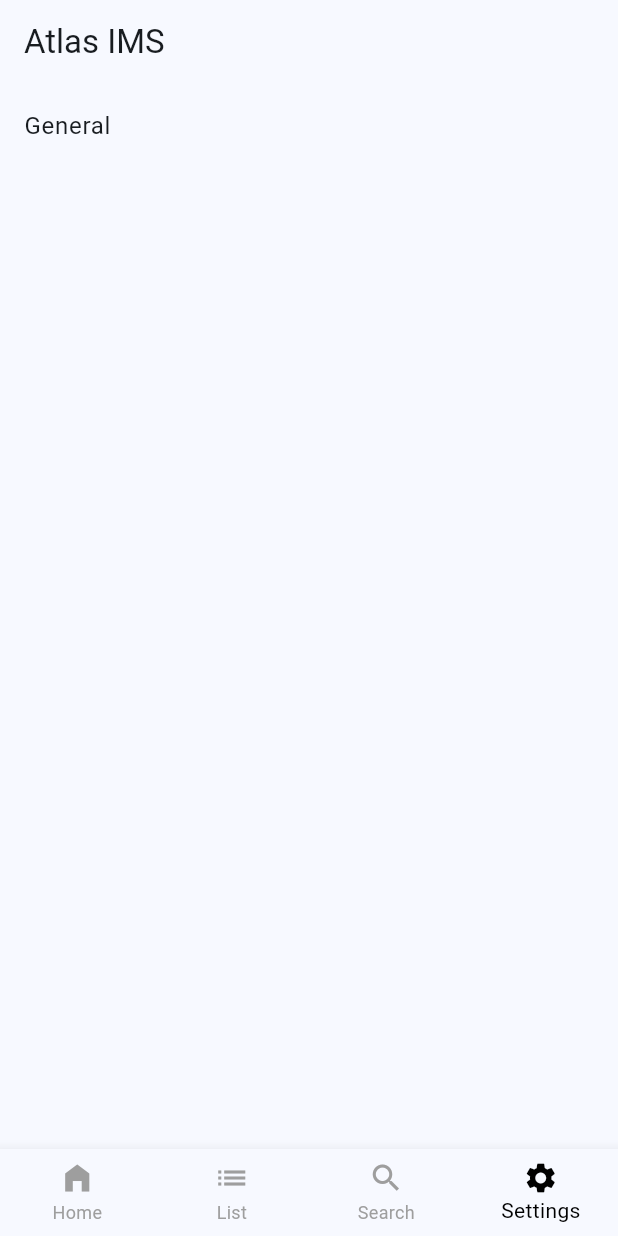
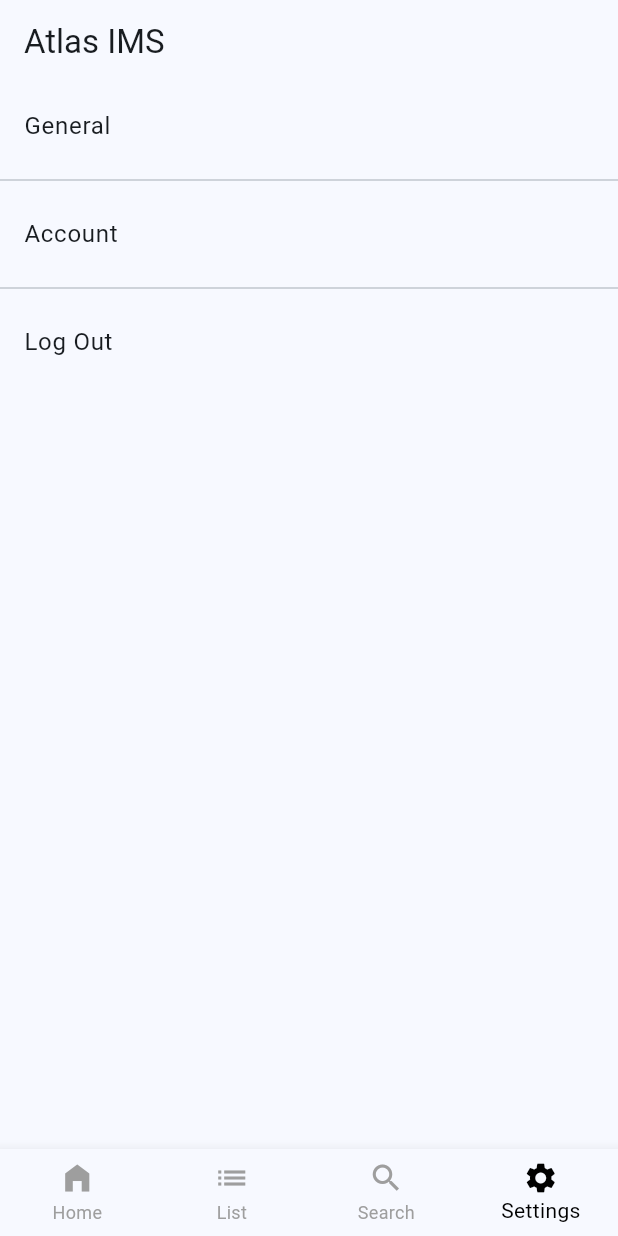
Before and after one commit to mycatdaphne/AtlasIMS, a Flutter app: the screen it shows after launch, item 4 of the bottom bar chosen, on a phone screen of 412 x 824 dp. Run offline on Flutter 3.47's test engine with Material 3 defaults, Android fonts, the phone set to English and light mode, and no system bars; our stand-ins replace go_router.

Commit message:
change settings page navigation to basic onTap() list items.

```diff
--- a/atlas_ims/lib/views/settings.dart
+++ b/atlas_ims/lib/views/settings.dart
@@ -12,25 +12,26 @@ class AtlasSettings extends StatefulWidget {
 }
 
 class _AtlasSettingsState extends State<AtlasSettings> {
-  final List<({String label, String route})> options = [
-    (label: 'General', route: '/settings/general'),
-  ];
-
   @override
   Widget build(BuildContext context) {
-    return Center(
-      child: ListView.separated(
-        itemCount: options.length,
-        separatorBuilder: (context, index) => const Divider(),
-        itemBuilder: (context, index) {
-          return ListTile(
-            title: Text(options[index].label),
-            onTap: () {
-              context.push(options[index].route);
-            },
-          );
-        },
-      ),
+    return ListView(
+      children: [
+        ListTile(
+          title: const Text('General'),
+          onTap: () => context.push('/settings/general'),
+        ),
+        const Divider(),
+        ListTile(
+          title: const Text('Account'),
+          onTap: () => context.push('/settings/account'),
+        ),
+        const Divider(),
+        ListTile(
+          title: const Text('Log Out'),
+          onTap: () {
+          },
+        ),
+      ],
     );
   }
 }
```
